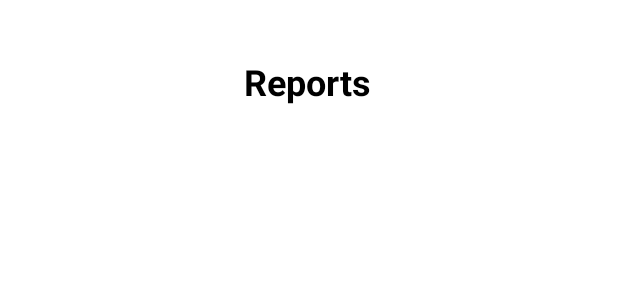
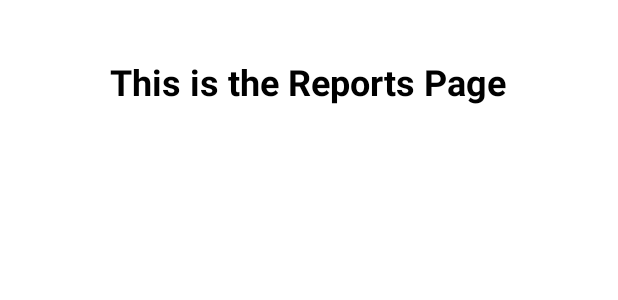
Before and after one commit to ei-she/WasteSegregationApp, an Android app: the layout fragment_reports.xml on its own in the app's theme, with its tools: preview values and no code run, on a phone screen of 412 x 824 dp. Shown: the top 300 px of the screen. Run offline under Robolectric (Android 15) with nearby library versions, the phone set to English and light mode, and no system bars.

```diff
--- a/app/src/main/res/layout/fragment_reports.xml
+++ b/app/src/main/res/layout/fragment_reports.xml
@@ -11,7 +11,7 @@
     <TextView
         android:layout_width="wrap_content"
         android:layout_height="wrap_content"
-        android:text="Reports"
+        android:text="This is the Reports Page"
         android:textColor="@android:color/black"
         android:textSize="24sp"
         android:textStyle="bold"
```
